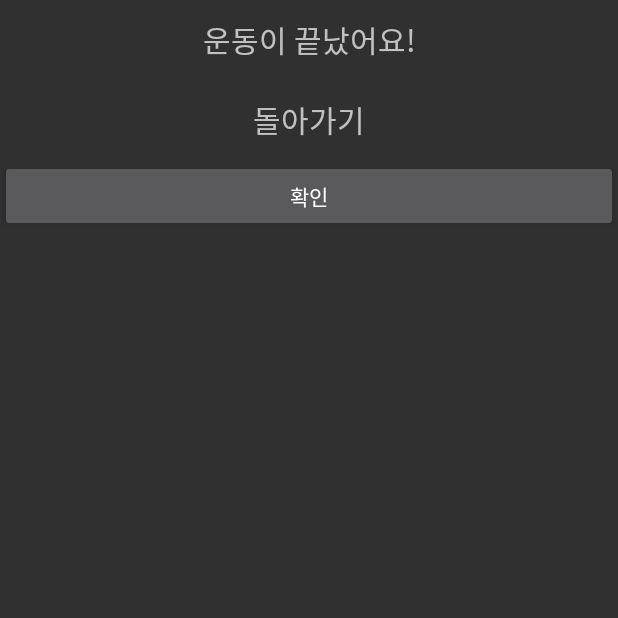
After one commit to Se-Yeong712/Slivernow, an Android app: the PopupActivity screen opened directly, with no data from a screen before it, on a phone screen of 412 x 824 dp, the top half of it. The commit adds this screen. Run offline under Robolectric (Android 15) with nearby library versions, the phone set to English and light mode, and no system bars.

Commit message:
suyoung : popup, timer,,,ect

```diff
--- a/app/src/main/AndroidManifest.xml
+++ b/app/src/main/AndroidManifest.xml
@@ -63,6 +63,10 @@
         <activity
             android:name=".CurrentActivity"
             android:theme="@style/AppTheme"/>
+
+        <activity
+            android:name=".PopupActivity"
+            android:theme="@style/AppTheme"/>
     </application>
 
 </manifest>
--- /dev/null
+++ b/app/src/main/java/s2017s16/kr/hs/mirim/silvernow/PopupActivity.java
@@ -0,0 +1,35 @@
+package s2017s16.kr.hs.mirim.silvernow;
+
+import android.content.Intent;
+import android.os.Bundle;
+import android.support.v7.app.AppCompatActivity;
+import android.view.View;
+import android.view.WindowManager;
+import android.widget.Button;
+
+/**
+ * Created by dbstn on 2019-05-30.
+ */
+
+public class PopupActivity extends AppCompatActivity {
+    Button okBtn;
+
+    @Override
+    protected void onCreate(Bundle savedInstanceState) {
+        super.onCreate(savedInstanceState);
+
+        getWindow().setFlags(WindowManager.LayoutParams.FLAG_FULLSCREEN, WindowManager.LayoutParams.FLAG_FULLSCREEN);
+        setContentView(R.layout.activity_popup);
+
+        okBtn = (Button) findViewById(R.id.okBtn);
+    }
+
+
+    public void mOk(View v) {
+        Intent intent = new Intent(getApplicationContext(), MainActivity.class);
+        startActivityForResult(intent,1);
+        finish();
+    }
+
+
+}
--- a/app/src/main/res/layout/activity_eyeexercise.xml
+++ b/app/src/main/res/layout/activity_eyeexercise.xml
@@ -149,7 +149,7 @@
                 android:background="@drawable/exercise_start_btn"
                 android:layout_gravity="center"
                 android:padding="5dp"
-                android:text="메인화면으로 돌아가기"
+                android:text="운동 그만하기"
                 android:textColor="#ffffff"
                 android:textSize="25sp"/>
 
--- /dev/null
+++ b/app/src/main/res/layout/activity_popup.xml
@@ -0,0 +1,46 @@
+<?xml version="1.0" encoding="utf-8"?>
+<LinearLayout
+    xmlns:android="http://schemas.android.com/apk/res/android" android:layout_width="match_parent"
+    android:layout_height="match_parent"
+
+    android:orientation="vertical">
+
+    <LinearLayout
+    android:layout_width="match_parent"
+    android:layout_height="wrap_content"
+
+    >
+    <TextView
+        android:id="@+id/endExercise"
+        android:layout_width="match_parent"
+        android:layout_height="53sp"
+        android:text="운동이 끝났어요!"
+        android:textSize="20sp"
+        android:gravity="center"
+        />
+</LinearLayout>
+
+
+
+    <LinearLayout
+        android:orientation="vertical"
+        android:layout_width="match_parent"
+        android:layout_height="wrap_content"
+
+        >
+        <TextView
+            android:layout_width="match_parent"
+            android:layout_height="53sp"
+            android:text="돌아가기"
+            android:textSize="20sp"
+            android:gravity="center"
+            />
+
+        <Button
+            android:id="@+id/okBtn"
+            android:text="확인"
+            android:layout_width="match_parent"
+            android:layout_height="wrap_content" />
+    </LinearLayout>
+
+</LinearLayout>
```
Also changed, not shown: app/src/main/java/s2017s16/kr/hs/mirim/silvernow/EyeExerciseActivity.java (+78 -3 lines).
